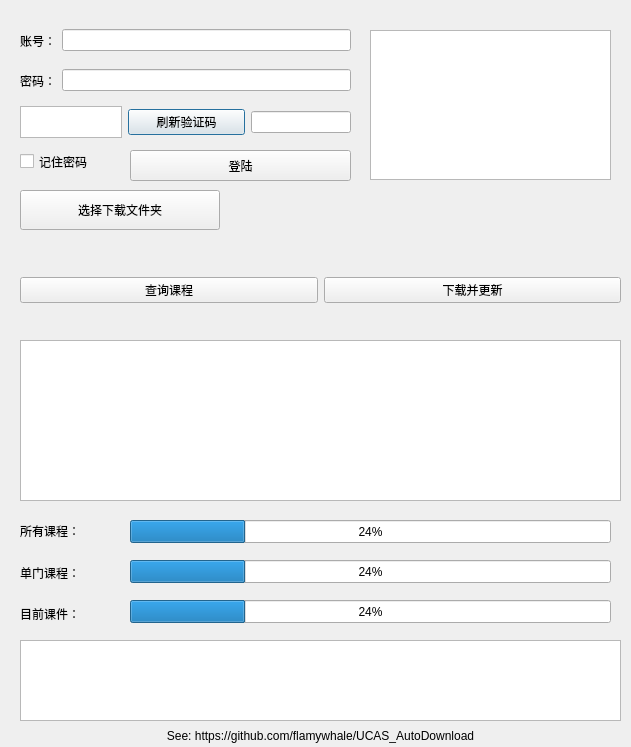
Before: the Qt Designer form src/dialog.ui in wujiahao15/UCAS_AutoDownload, drawn with Qt 5.
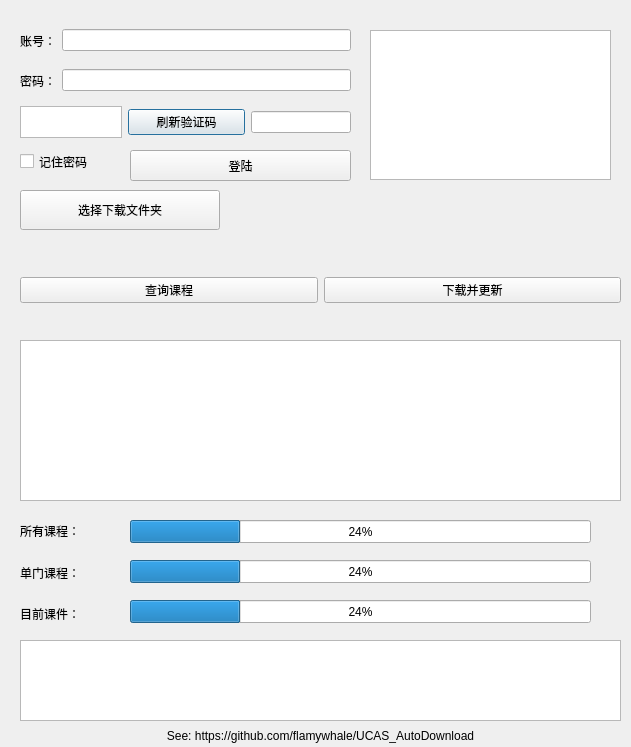
After: the same form once the commit is applied.

Commit message: update windows setup scripts and UI

The edit to the form file:
```diff
--- a/src/dialog.ui
+++ b/src/dialog.ui
@@ -232,7 +232,7 @@
     <rect>
      <x>130</x>
      <y>520</y>
-     <width>481</width>
+     <width>461</width>
      <height>23</height>
     </rect>
    </property>
@@ -271,7 +271,7 @@
     <rect>
      <x>130</x>
      <y>560</y>
-     <width>481</width>
+     <width>461</width>
      <height>23</height>
     </rect>
    </property>
@@ -300,7 +300,7 @@
     <rect>
      <x>130</x>
      <y>600</y>
-     <width>481</width>
+     <width>461</width>
      <height>23</height>
     </rect>
    </property>
```
The commit also changes 6 other files.
